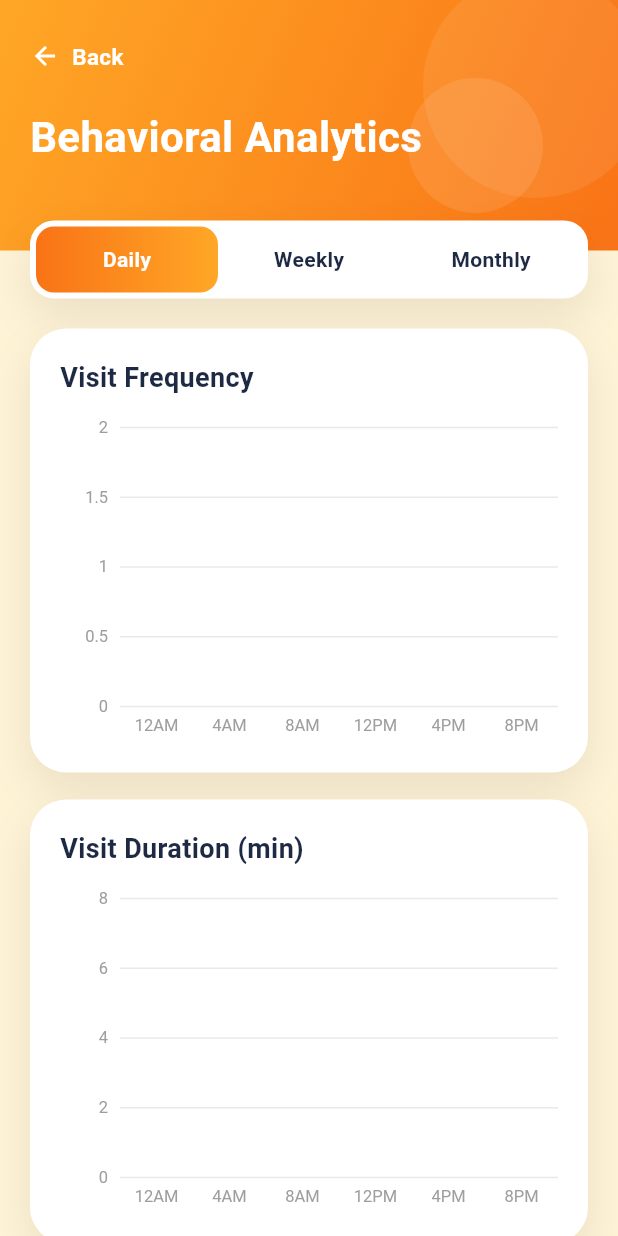
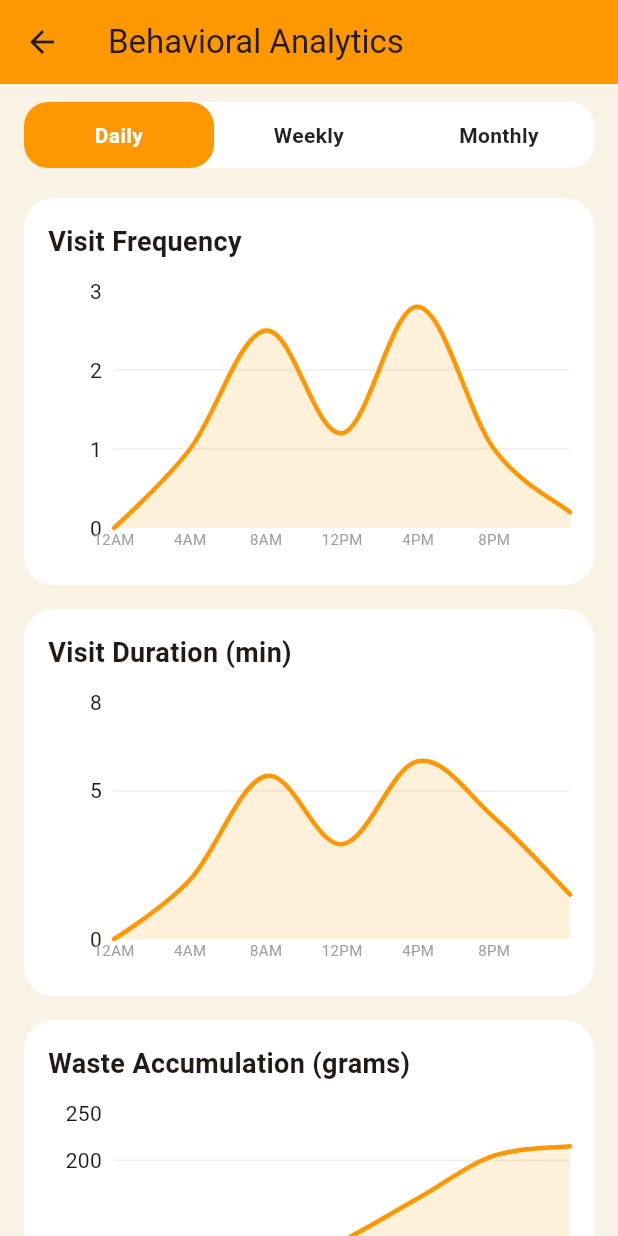
Before and after one commit to H4n4f1/FYP-PurrClean, a Flutter app: the AnalyticsScreen screen opened directly, on a phone screen of 412 x 824 dp. Run offline on Flutter 3.47's test engine with Material 3 defaults, Android fonts, the phone set to English and light mode, and no system bars; drawn by our look-alikes of fl_chart; our stand-ins replace firebase_auth, firebase_core, firebase_messaging, google_sign_in, shared_preferences; accounts and stored records are empty.

Commit message:
Add fl_chart dependency and update AnalyticsScreen with mock charts

```diff
--- a/lib/screens/analytics_screen.dart
+++ b/lib/screens/analytics_screen.dart
@@ -1,13 +1,11 @@
 import 'package:flutter/material.dart';
+import 'package:fl_chart/fl_chart.dart';
 import '../theme/app_styles.dart';
 import '../widgets/dashboard_card.dart';
 import '../widgets/analytics_chart.dart';
 
-/// Which time range the Behavioral Analytics screen is currently showing.
 enum AnalyticsPeriod { daily, weekly, monthly }
 
-/// Placeholder insight model.
-/// TODO: Replace with real insights computed by the backend once it's ready.
 class BehavioralInsight {
   final IconData icon;
   final Color iconColor;
@@ -24,90 +22,8 @@ class BehavioralInsight {
   });
 }
 
-/// Static per-period chart/axis configuration (labels, scales, titles).
-/// Only the shape of the charts lives here — the actual numbers are wired
-/// in separately once the backend is ready.
-class _PeriodConfig {
-  final List<String> xLabels;
-
-  final String visitChartTitle;
-  final ChartType visitChartType;
-  final double visitMaxY;
-
-  final String durationChartTitle;
-  final ChartType durationChartType;
-  final double durationMaxY;
-
-  final String wasteChartTitle;
-  final double wasteMaxY;
-
-  final String avgVisitsLabel;
-  final String avgVisitsSubtitle;
-  final String avgDurationSubtitle;
-
-  const _PeriodConfig({
-    required this.xLabels,
-    required this.visitChartTitle,
-    required this.visitChartType,
-    required this.visitMaxY,
-    required this.durationChartTitle,
-    required this.durationChartType,
-    required this.durationMaxY,
-    required this.wasteChartTitle,
-    required this.wasteMaxY,
-    required this.avgVisitsLabel,
-    required this.avgVisitsSubtitle,
-    required this.avgDurationSubtitle,
-  });
-}
-
-const Map<AnalyticsPeriod, _PeriodConfig> _periodConfigs = {
-  AnalyticsPeriod.daily: _PeriodConfig(
-    xLabels: ['12AM', '4AM', '8AM', '12PM', '4PM', '8PM'],
-    visitChartTitle: 'Visit Frequency',
-    visitChartType: ChartType.area,
-    visitMaxY: 2,
-    durationChartTitle: 'Visit Duration (min)',
-    durationChartType: ChartType.line,
-    durationMaxY: 8,
-    wasteChartTitle: 'Waste Accumulation (grams)',
-    wasteMaxY: 220,
-    avgVisitsLabel: 'Avg Hourly Visits',
-    avgVisitsSubtitle: 'No data yet',
-    avgDurationSubtitle: 'No data yet',
-  ),
-  AnalyticsPeriod.weekly: _PeriodConfig(
-    xLabels: ['Mon', 'Tue', 'Wed', 'Thu', 'Fri', 'Sat', 'Sun'],
-    visitChartTitle: 'Visit Frequency',
-    visitChartType: ChartType.bar,
-    visitMaxY: 8,
-    durationChartTitle: 'Visit Duration (min)',
-    durationChartType: ChartType.bar,
-    durationMaxY: 28,
-    wasteChartTitle: 'Waste Accumulation (grams)',
-    wasteMaxY: 200,
-    avgVisitsLabel: 'Avg Daily Visits',
-    avgVisitsSubtitle: 'No data yet',
-    avgDurationSubtitle: 'No data yet',
-  ),
-  AnalyticsPeriod.monthly: _PeriodConfig(
-    xLabels: ['Week 1', 'Week 2', 'Week 3', 'Week 4'],
-    visitChartTitle: 'Visit Frequency',
-    visitChartType: ChartType.bar,
-    visitMaxY: 60,
-    durationChartTitle: 'Visit Duration (min)',
-    durationChartType: ChartType.bar,
-    durationMaxY: 180,
-    wasteChartTitle: 'Waste Accumulation (grams)',
-    wasteMaxY: 1200,
-    avgVisitsLabel: 'Avg Weekly Visits',
-    avgVisitsSubtitle: 'No data yet',
-    avgDurationSubtitle: 'No data yet',
-  ),
-};
-
 class AnalyticsScreen extends StatefulWidget {
-  const AnalyticsScreen({super.key});
+  const AnalyticsScreen({Key? key}) : super(key: key);
 
   @override
   State<AnalyticsScreen> createState() => _AnalyticsScreenState();
@@ -116,296 +32,155 @@ class AnalyticsScreen extends StatefulWidget {
 class _AnalyticsScreenState extends State<AnalyticsScreen> {
   AnalyticsPeriod _selectedPeriod = AnalyticsPeriod.daily;
 
-  // ---------------------------------------------------------------------
-  // MOCK DATA — everything below is left empty on purpose.
-  // TODO: Replace with real data from the backend once it's ready.
-  // ---------------------------------------------------------------------
-  final List<double> visitValues = const [];
-  final List<double> durationValues = const [];
-  final List<double> wasteValues = const [];
+  // Mock Summary Stats
+  final String avgHourlyVisits = "1.8 visits";
+  final String avgDuration = "3.5 min";
 
-  final String avgVisitsValue = '-';
-  final String avgDurationValue = '-';
+  // Mock Insights
+  final List<BehavioralInsight> insights = const [
+    BehavioralInsight(
+      icon: Icons.trending_up,
+      iconColor: Colors.orange,
+      title: "Increased Morning Usage",
+      severity: "medium",
+      description: "Cat visits peaked significantly between 6 AM and 9 AM today.",
+    ),
+    BehavioralInsight(
+      icon: Icons.check_circle_outline,
+      iconColor: Colors.green,
+      title: "Normal Duration Pattern",
+      severity: "low",
+      description: "Average visit duration remains stable and within a healthy range.",
+    ),
+  ];
 
-  final List<BehavioralInsight> insights = const [];
-  // ---------------------------------------------------------------------
+  // Mock Spot Data for Charts
+  final List<FlSpot> visitFrequencyData = const [
+    FlSpot(0, 0),
+    FlSpot(4, 1),
+    FlSpot(8, 2.5),
+    FlSpot(12, 1.2),
+    FlSpot(16, 2.8),
+    FlSpot(20, 1.0),
+    FlSpot(24, 0.2),
+  ];
 
-  _PeriodConfig get _config => _periodConfigs[_selectedPeriod]!;
+  final List<FlSpot> visitDurationData = const [
+    FlSpot(0, 0),
+    FlSpot(4, 2.0),
+    FlSpot(8, 5.5),
+    FlSpot(12, 3.2),
+    FlSpot(16, 6.0),
+    FlSpot(20, 4.1),
+    FlSpot(24, 1.5),
+  ];
 
-  @override
-  Widget build(BuildContext context) {
-    return Scaffold(
-      backgroundColor: AppColors.background,
-      body: SafeArea(
-        bottom: false,
-        child: SingleChildScrollView(
-          child: Column(
-            crossAxisAlignment: CrossAxisAlignment.stretch,
-            children: [
-              _buildHeader(context),
-              Transform.translate(
-                offset: const Offset(0, -20),
-                child: Padding(
-                  padding: const EdgeInsets.symmetric(horizontal: 20),
-                  child: _buildPeriodSelector(),
+  final List<FlSpot> wasteAccumulationData = const [
+    FlSpot(0, 0),
+    FlSpot(4, 25),
+    FlSpot(8, 80),
+    FlSpot(12, 115),
+    FlSpot(16, 160),
+    FlSpot(20, 205),
+    FlSpot(24, 215),
+  ];
+
+  Widget _buildPeriodToggle() {
+    return Container(
+      margin: const EdgeInsets.symmetric(horizontal: 16, vertical: 12),
+      decoration: BoxDecoration(
+        color: Colors.white,
+        borderRadius: BorderRadius.circular(16),
+      ),
+      child: Row(
+        children: AnalyticsPeriod.values.map((period) {
+          final isSelected = _selectedPeriod == period;
+          return Expanded(
+            child: GestureDetector(
+              onTap: () => setState(() => _selectedPeriod = period),
+              child: Container(
+                padding: const EdgeInsets.symmetric(vertical: 12),
+                decoration: BoxDecoration(
+                  color: isSelected ? Colors.orange : Colors.transparent,
+                  borderRadius: BorderRadius.circular(16),
+                ),
+                child: Text(
+                  period.name[0].toUpperCase() + period.name.substring(1),
+                  textAlign: TextAlign.center,
+                  style: TextStyle(
+                    fontWeight: FontWeight.bold,
+                    color: isSelected ? Colors.white : Colors.black87,
+                  ),
                 ),
               ),
-              Padding(
-                padding: const EdgeInsets.fromLTRB(20, 0, 20, 32),
-                child: Column(
-                  crossAxisAlignment: CrossAxisAlignment.stretch,
-                  children: [
-                    _buildChartCard(
-                      title: _config.visitChartTitle,
-                      chart: AnalyticsChart(
-                        type: _config.visitChartType,
-                        values: visitValues,
-                        xLabels: _config.xLabels,
-                        maxY: _config.visitMaxY,
-                        color: AppColors.infoBlue,
-                      ),
-                    ),
-                    const SizedBox(height: 18),
-                    _buildChartCard(
-                      title: _config.durationChartTitle,
-                      chart: AnalyticsChart(
-                        type: _config.durationChartType,
-                        values: durationValues,
-                        xLabels: _config.xLabels,
-                        maxY: _config.durationMaxY,
-                        color: AppColors.successGreen,
-                      ),
-                    ),
-                    const SizedBox(height: 18),
-                    _buildChartCard(
-                      title: _config.wasteChartTitle,
-                      chart: AnalyticsChart(
-                        type: ChartType.area,
-                        values: wasteValues,
-                        xLabels: _config.xLabels,
-                        maxY: _config.wasteMaxY,
-                        color: AppColors.primaryLight,
-                      ),
-                    ),
-                    const SizedBox(height: 18),
-                    _buildInsightsCard(),
-                    const SizedBox(height: 18),
-                    _buildSummaryRow(),
-                  ],
-                ),
-              ),
-            ],
-          ),
-        ),
+            ),
+          );
+        }).toList(),
       ),
     );
   }
 
-  // -- Header -------------------------------------------------------------
-
-  Widget _buildHeader(BuildContext context) {
+  Widget _buildLineChart(String title, List<FlSpot> spots, double maxY) {
     return Container(
-      width: double.infinity,
-      padding: const EdgeInsets.fromLTRB(20, 12, 20, 56),
-      decoration: const BoxDecoration(gradient: AppColors.primaryGradient),
-      child: Stack(
-        clipBehavior: Clip.none,
-        children: [
-          Positioned(
-            top: -30,
-            right: -40,
-            child: _decorCircle(150, Colors.white.withValues(alpha: 0.08)),
-          ),
-          Positioned(
-            top: 40,
-            right: 30,
-            child: _decorCircle(90, Colors.white.withValues(alpha: 0.10)),
-          ),
-          Column(
-            crossAxisAlignment: CrossAxisAlignment.start,
-            children: [
-              InkWell(
-                borderRadius: BorderRadius.circular(20),
-                onTap: () => Navigator.of(context).maybePop(),
-                child: const Padding(
-                  padding: EdgeInsets.symmetric(vertical: 15),
-                  child: Row(
-                    mainAxisSize: MainAxisSize.min,
-                    children: [
-                      Icon(Icons.arrow_back, color: Colors.white, size: 20),
-                      SizedBox(width: 8),
-                      Text(
-                        'Back',
-                        style: TextStyle(
-                          color: Colors.white,
-                          fontWeight: FontWeight.w600,
-                          fontSize: 15,
-                        ),
-                      ),
-                    ],
-                  ),
-                ),
-              ),
-              const SizedBox(height: 8),
-              const Text(
-                'Behavioral Analytics',
-                style: TextStyle(
-                  fontSize: 28,
-                  fontWeight: FontWeight.bold,
-                  color: Colors.white,
-                ),
-              ),
-            ],
-          ),
-        ],
-      ),
-    );
-  }
-
-  Widget _decorCircle(double size, Color color) {
-    return Container(
-      width: size,
-      height: size,
-      decoration: BoxDecoration(color: color, shape: BoxShape.circle),
-    );
-  }
-
-  // -- Period selector ------------------------------------------------------
-
-  Widget _buildPeriodSelector() {
-    return Container(
-      height: 52,
-      padding: const EdgeInsets.all(4),
+      margin: const EdgeInsets.symmetric(horizontal: 16, vertical: 8),
+      padding: const EdgeInsets.all(16),
       decoration: BoxDecoration(
         color: Colors.white,
-        borderRadius: AppDecorations.toggleRadius,
-        boxShadow: AppDecorations.cardShadow,
+        borderRadius: BorderRadius.circular(20),
       ),
-      child: Row(
-        children: [
-          Expanded(
-            child: _periodButton('Daily', AnalyticsPeriod.daily),
-          ),
-          Expanded(
-            child: _periodButton('Weekly', AnalyticsPeriod.weekly),
-          ),
-          Expanded(
-            child: _periodButton('Monthly', AnalyticsPeriod.monthly),
-          ),
-        ],
-      ),
-    );
-  }
-
-  Widget _periodButton(String label, AnalyticsPeriod period) {
-    final selected = _selectedPeriod == period;
-    return GestureDetector(
-      onTap: () {
-        setState(() => _selectedPeriod = period);
-      },
-      child: AnimatedContainer(
-        duration: const Duration(milliseconds: 220),
-        height: double.infinity,
-        decoration: BoxDecoration(
-          gradient: selected ? AppColors.manualGradient : null,
-          borderRadius: AppDecorations.toggleButtonRadius,
-        ),
-        alignment: Alignment.center,
-        child: Text(
-          label,
-          style: selected
-              ? AppTextStyles.toggleLabelActive
-              : AppTextStyles.toggleLabelInactive,
-        ),
-      ),
-    );
-  }
-
-  // -- Chart card -----------------------------------------------------------
-
-  Widget _buildChartCard({required String title, required Widget chart}) {
-    return DashboardCard(
       child: Column(
         crossAxisAlignment: CrossAxisAlignment.start,
         children: [
-          Text(title, style: AppTextStyles.cardTitle),
+          Text(title, style: const TextStyle(fontSize: 18, fontWeight: FontWeight.bold)),
           const SizedBox(height: 20),
-          chart,
-        ],
-      ),
-    );
-  }
-
-  // -- Behavioral insights ----------------------------------------------------
-
-  Widget _buildInsightsCard() {
-    return DashboardCard(
-      child: Column(
-        crossAxisAlignment: CrossAxisAlignment.start,
-        children: [
-          const CardHeader(
-            icon: Icons.trending_up_rounded,
-            iconBg: AppColors.iconBgOrange,
-            iconColor: AppColors.primary,
-            title: 'Behavioral Insights',
-          ),
-          const SizedBox(height: 18),
-          if (insights.isEmpty)
-            Text(
-              'No insights yet — check back once your device starts collecting data.',
-              style: TextStyle(color: Colors.grey.shade600, height: 1.4),
-            )
-          else
-            Column(
-              children: [
-                for (int i = 0; i < insights.length; i++) ...[
-                  _buildInsightRow(insights[i]),
-                  if (i != insights.length - 1) const SizedBox(height: 14),
+          SizedBox(
+            height: 180,
+            child: LineChart(
+              LineChartData(
+                maxY: maxY,
+                minY: 0,
+                gridData: FlGridData(
+                  show: true,
+                  drawVerticalLine: false,
+                  getDrawingHorizontalLine: (value) => FlLine(color: Colors.grey.shade200, strokeWidth: 1),
+                ),
+                titlesData: FlTitlesData(
+                  topTitles: AxisTitles(sideTitles: SideTitles(showTitles: false)),
+                  rightTitles: AxisTitles(sideTitles: SideTitles(showTitles: false)),
+                  bottomTitles: AxisTitles(
+                    sideTitles: SideTitles(
+                      showTitles: true,
+                      interval: 4,
+                      getTitlesWidget: (value, meta) {
+                        switch (value.toInt()) {
+                          case 0: return const Text('12AM', style: TextStyle(fontSize: 10, color: Colors.grey));
+                          case 4: return const Text('4AM', style: TextStyle(fontSize: 10, color: Colors.grey));
+                          case 8: return const Text('8AM', style: TextStyle(fontSize: 10, color: Colors.grey));
+                          case 12: return const Text('12PM', style: TextStyle(fontSize: 10, color: Colors.grey));
+                          case 16: return const Text('4PM', style: TextStyle(fontSize: 10, color: Colors.grey));
+                          case 20: return const Text('8PM', style: TextStyle(fontSize: 10, color: Colors.grey));
+                        }
+                        return const Text('');
+                      },
+                    ),
+                  ),
+                ),
+                borderData: FlBorderData(show: false),
+                lineBarsData: [
+                  LineChartBarData(
+                    spots: spots,
+                    isCurved: true,
+                    color: Colors.orange,
+                    barWidth: 3,
+                    isStrokeCapRound: true,
+                    dotData: FlDotData(show: false),
+                    belowBarData: BarAreaData(
+                      show: true,
+                      color: Colors.orange.withOpacity(0.15),
+                    ),
+                  ),
                 ],
-              ],
-            ),
-        ],
-      ),
-    );
-  }
-
-  Widget _buildInsightRow(BehavioralInsight insight) {
-    return Container(
-      padding: const EdgeInsets.all(14),
-      decoration: BoxDecoration(
-        color: const Color(0xFFFFF7ED),
-        borderRadius: BorderRadius.circular(16),
-      ),
-      child: Row(
-        crossAxisAlignment: CrossAxisAlignment.start,
-        children: [
-          Icon(insight.icon, color: insight.iconColor, size: 20),
-          const SizedBox(width: 10),
-          Expanded(
-            child: Column(
-              crossAxisAlignment: CrossAxisAlignment.start,
-              children: [
-                Row(
-                  children: [
-                    Expanded(
-                      child: Text(
-                        insight.title,
-                        style: const TextStyle(
-                          fontWeight: FontWeight.bold,
-                          fontSize: 15,
-                          color: AppColors.textDark,
-                        ),
-                      ),
-                    ),
-                    _severityPill(insight.severity),
-                  ],
-                ),
-                const SizedBox(height: 4),
-                Text(
-                  insight.description,
-                  style: TextStyle(color: Colors.grey.shade600, height: 1.35),
-                ),
-              ],
+              ),
             ),
           ),
         ],
@@ -413,85 +188,114 @@ class _AnalyticsScreenState extends State<AnalyticsScreen> {
     );
   }
 
-  Widget _severityPill(String severity) {
-    late final Color bg;
-    late final Color text;
-    switch (severity) {
-      case 'high':
-        bg = const Color(0xFFE0294A);
-        text = Colors.white;
-        break;
-      case 'medium':
-        bg = const Color(0xFFE7ECFB);
-        text = const Color(0xFF475569);
-        break;
-      default:
-        bg = const Color(0xFF15192B);
-        text = Colors.white;
-    }
-    return Container(
-      padding: const EdgeInsets.symmetric(horizontal: 12, vertical: 5),
-      decoration: BoxDecoration(color: bg, borderRadius: BorderRadius.circular(20)),
-      child: Text(
-        severity,
-        style: TextStyle(color: text, fontWeight: FontWeight.w700, fontSize: 12),
+  @override
+  Widget build(BuildContext context) {
+    return Scaffold(
+      backgroundColor: const Color(0xFFF9F3E5),
+      appBar: AppBar(
+        title: const Text("Behavioral Analytics"),
+        backgroundColor: Colors.orange,
+        elevation: 0,
       ),
-    );
-  }
+      body: SingleChildScrollView(
+        child: Column(
+          children: [
+            _buildPeriodToggle(),
 
-  // -- Summary row -----------------------------------------------------------
+            // Charts
+            _buildLineChart("Visit Frequency", visitFrequencyData, 3.0),
+            _buildLineChart("Visit Duration (min)", visitDurationData, 8.0),
+            _buildLineChart("Waste Accumulation (grams)", wasteAccumulationData, 250.0),
 
-  Widget _buildSummaryRow() {
-    return Row(
-      children: [
-        _buildSummaryCard(
-          label: _config.avgVisitsLabel,
-          value: avgVisitsValue,
-          subtitle: _config.avgVisitsSubtitle,
-        ),
-        const SizedBox(width: 16),
-        _buildSummaryCard(
-          label: 'Avg Duration',
-          value: avgDurationValue,
-          subtitle: _config.avgDurationSubtitle,
-        ),
-      ],
-    );
-  }
-
-  Widget _buildSummaryCard({
-    required String label,
-    required String value,
-    required String subtitle,
-  }) {
-    return Expanded(
-      child: DashboardCard(
-        padding: const EdgeInsets.all(18),
-        child: Column(
-          crossAxisAlignment: CrossAxisAlignment.start,
-          children: [
-            Text(
-              label,
-              style: TextStyle(
-                color: Colors.grey.shade600,
-                fontSize: 13,
-                fontWeight: FontWeight.w500,
+            // Behavioral Insights Card
+            Container(
+              margin: const EdgeInsets.symmetric(horizontal: 16, vertical: 8),
+              padding: const EdgeInsets.all(16),
+              decoration: BoxDecoration(
+                color: Colors.white,
+                borderRadius: BorderRadius.circular(20),
+              ),
+              child: Column(
+                crossAxisAlignment: CrossAxisAlignment.start,
+                children: [
+                  Row(
+                    children: const [
+                      CircleAvatar(
+                        backgroundColor: Color(0xFFFFE0B2),
+                        child: Icon(Icons.show_chart, color: Colors.orange),
+                      ),
+                      SizedBox(width: 12),
+                      Text("Behavioral Insights", style: TextStyle(fontSize: 18, fontWeight: FontWeight.bold)),
+                    ],
+                  ),
+                  const SizedBox(height: 12),
+                  ...insights.map((insight) => Padding(
+                    padding: const EdgeInsets.symmetric(vertical: 6.0),
+                    child: Row(
+                      crossAxisAlignment: CrossAxisAlignment.start,
+                      children: [
+                        Icon(insight.icon, color: insight.iconColor, size: 20),
+                        const SizedBox(width: 8),
+                        Expanded(
+                          child: Column(
+                            crossAxisAlignment: CrossAxisAlignment.start,
+                            children: [
+                              Text(insight.title, style: const TextStyle(fontWeight: FontWeight.bold)),
+                              Text(insight.description, style: const TextStyle(color: Colors.black54, fontSize: 13)),
+                            ],
+                          ),
+                        ),
+                      ],
+                    ),
+                  )),
+                ],
               ),
             ),
-            const SizedBox(height: 10),
-            Text(
-              value,
-              style: const TextStyle(
-                fontSize: 26,
-                fontWeight: FontWeight.bold,
-                color: AppColors.primary,
+
+            // Summary Metric Cards
+            Padding(
+              padding: const EdgeInsets.symmetric(horizontal: 16.0, vertical: 8.0),
+              child: Row(
+                children: [
+                  Expanded(
+                    child: Container(
+                      padding: const EdgeInsets.all(16),
+                      decoration: BoxDecoration(
+                        color: Colors.white,
+                        borderRadius: BorderRadius.circular(20),
+                      ),
+                      child: Column(
+                        crossAxisAlignment: CrossAxisAlignment.start,
+                        children: [
+                          const Text("Avg Hourly Visits", style: TextStyle(color: Colors.grey)),
+                          const SizedBox(height: 8),
+                          Text(avgHourlyVisits, style: const TextStyle(fontSize: 20, fontWeight: FontWeight.bold, color: Colors.orange)),
+                        ],
+                      ),
+                    ),
+                  ),
+                  const SizedBox(width: 12),
+                  Expanded(
+                    child: Container(
+                      padding: const EdgeInsets.all(16),
+                      decoration: BoxDecoration(
+                        color: Colors.white,
+                        borderRadius: BorderRadius.circular(20),
+                      ),
+                      child: Column(
+                        crossAxisAlignment: CrossAxisAlignment.start,
+                        children: [
+                          const Text("Avg Duration", style: TextStyle(color: Colors.grey)),
+                          const SizedBox(height: 8),
+                          Text(avgDuration, style: const TextStyle(fontSize: 20, fontWeight: FontWeight.bold, color: Colors.orange)),
+                        ],
+                      ),
+                    ),
+                  ),
+                ],
               ),
             ),
-            const SizedBox(height: 4),
-            Text(
-              subtitle,
-              style: TextStyle(fontSize: 12, color: Colors.grey.shade500),
-            ),
+            const SizedBox(height: 24),
           ],
         ),
       ),
--- a/pubspec.yaml
+++ b/pubspec.yaml
@@ -42,6 +42,7 @@ dependencies:
   firebase_database: ^12.5.0
   cloud_firestore: ^6.9.0
   firebase_messaging: ^16.6.0
+  fl_chart: ^1.2.0
 
 dev_dependencies:
   flutter_test:
```
Also changed, not shown: pubspec.lock, 3 other files.
